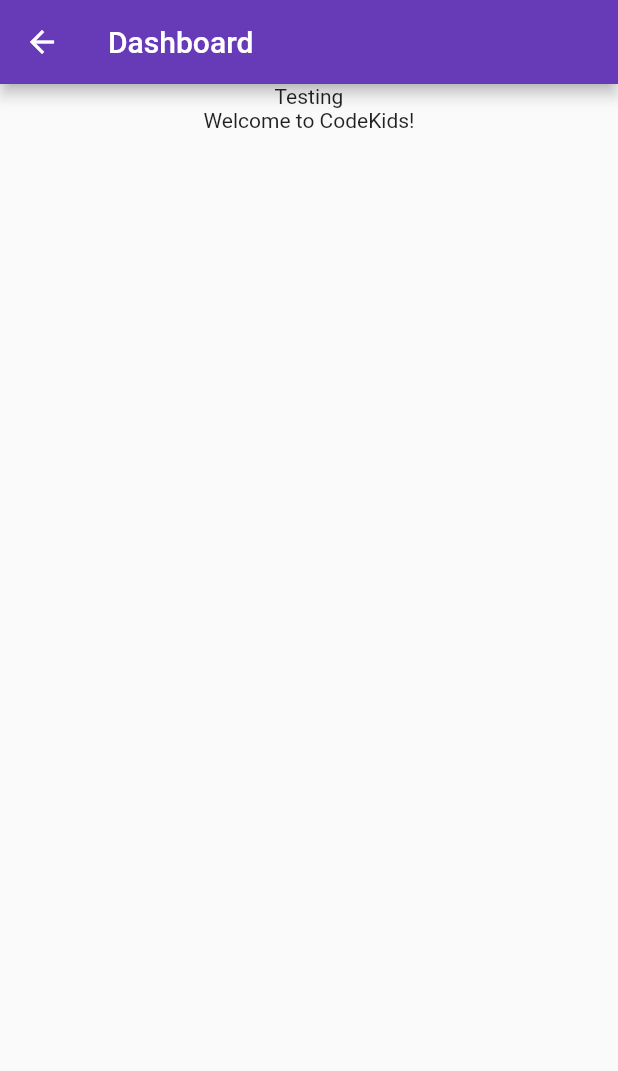
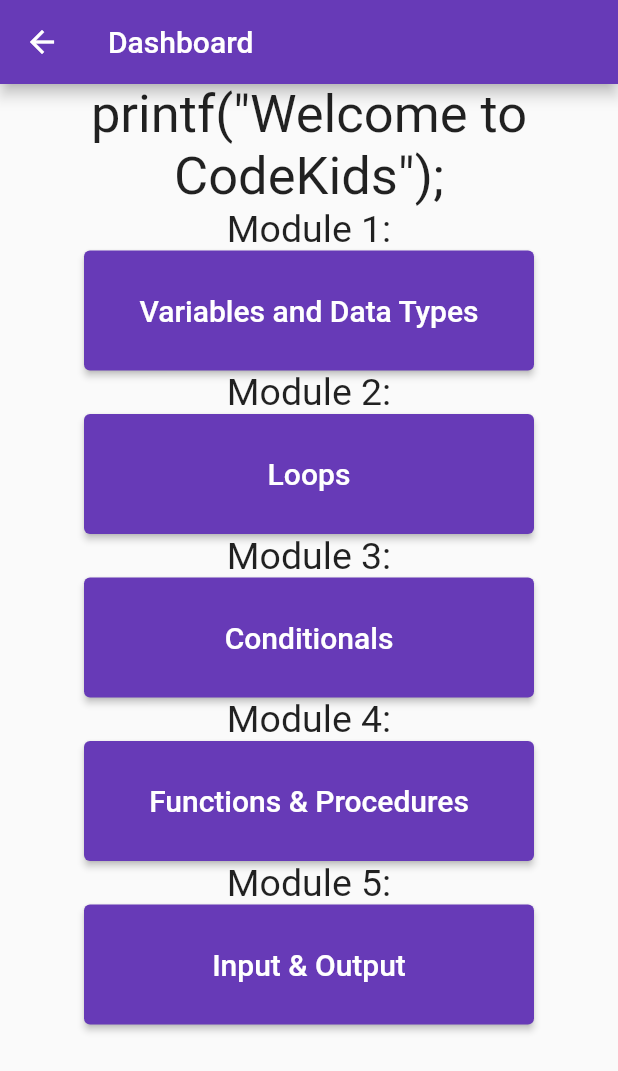
Before and after one commit to PCguyNoah/CodeKidsMobile, a Flutter app: the DashBoard screen opened directly, on a phone screen of 412 x 824 dp. Shown: the top 1071 px of the screen. Run offline on Flutter 3.47's test engine with Material 2 defaults, Android fonts, the light colour scheme and no system bars.

Commit message:
Adding inital stage of Dashboard

```diff
--- a/lib/main.dart
+++ b/lib/main.dart
@@ -386,15 +386,64 @@
   @override
   Widget build(BuildContext context) {
     return Scaffold(
+      resizeToAvoidBottomInset: true,
       appBar: AppBar(
         title: Text('Dashboard'),
       ),
-      body: Center(
-        child: Column(
-          children: <Widget>[
-            Text('Testing'),
-            Text('Welcome to CodeKids!'),
+      body:SingleChildScrollView(
+        child: Center(
+          child: Column(
+              mainAxisAlignment: MainAxisAlignment.center,
+              children: <Widget>[
+                Text('printf("Welcome to CodeKids");',
+                style: TextStyle(fontSize: 35), textAlign: TextAlign.center,),
+                Text('Module 1:',
+                  style: TextStyle(fontSize: 25),),
+                ElevatedButton(
+                  style: ElevatedButton.styleFrom(
+                    minimumSize: Size(300, 80),
+                  ),
+                    onPressed: (){},
+                    child: Text('Variables and Data Types',
+                style: TextStyle(fontSize: 20.0),)),
+                Text('Module 2:',
+                  style: TextStyle(fontSize: 25),),
+                ElevatedButton(
+                style: ElevatedButton.styleFrom(
+                  minimumSize: Size(300, 80),
+                ),
+                onPressed: (){},
+                child: Text('Loops',
+                  style: TextStyle(fontSize: 20.0),)),
+                Text('Module 3:',
+                  style: TextStyle(fontSize: 25),),
+                ElevatedButton(
+                style: ElevatedButton.styleFrom(
+                  minimumSize: Size(300, 80),
+                ),
+                onPressed: (){},
+                child: Text('Conditionals',
+                  style: TextStyle(fontSize: 20.0),)),
+                Text('Module 4:',
+                  style: TextStyle(fontSize: 25),),
+                ElevatedButton(
+                    style: ElevatedButton.styleFrom(
+                      minimumSize: Size(300, 80),
+                    ),
+                    onPressed: (){},
+                    child: Text('Functions & Procedures',
+                      style: TextStyle(fontSize: 20.0),)),
+                Text('Module 5:',
+                  style: TextStyle(fontSize: 25),),
+                ElevatedButton(
+                    style: ElevatedButton.styleFrom(
+                      minimumSize: Size(300, 80),
+                    ),
+                    onPressed: (){},
+                    child: Text('Input & Output',
+                      style: TextStyle(fontSize: 20.0),)),
           ]
+        )
         )
       ),
     );
```
